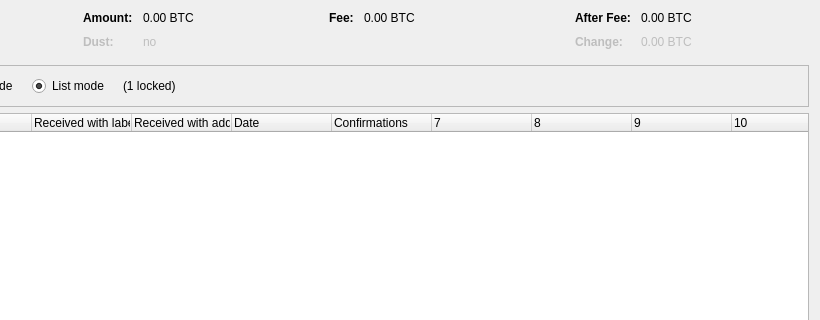
unitusdev/unitus, file src/qt/forms/coincontroldialog.ui: the form before one commit; both pictures show x 180 to 1000 and y 0 to 320 of the 1000 by 500 pixel window.
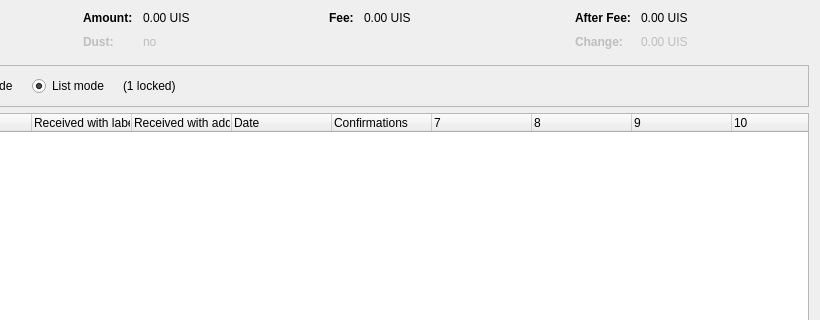
The form after the commit. Custom widgets are drawn as their Qt base class.

The edit to the form file:
```diff
--- a/src/qt/forms/coincontroldialog.ui
+++ b/src/qt/forms/coincontroldialog.ui
@@ -132,7 +132,7 @@
           <enum>Qt::ActionsContextMenu</enum>
          </property>
          <property name="text">
-          <string notr="true">0.00 BTC</string>
+          <string notr="true">0.00 UIS</string>
          </property>
          <property name="textInteractionFlags">
           <set>Qt::LinksAccessibleByMouse|Qt::TextSelectableByKeyboard|Qt::TextSelectableByMouse</set>
@@ -212,7 +212,7 @@
           <enum>Qt::ActionsContextMenu</enum>
          </property>
          <property name="text">
-          <string notr="true">0.00 BTC</string>
+          <string notr="true">0.00 UIS</string>
          </property>
          <property name="textInteractionFlags">
           <set>Qt::LinksAccessibleByMouse|Qt::TextSelectableByKeyboard|Qt::TextSelectableByMouse</set>
@@ -257,7 +257,7 @@
           <enum>Qt::ActionsContextMenu</enum>
          </property>
          <property name="text">
-          <string notr="true">0.00 BTC</string>
+          <string notr="true">0.00 UIS</string>
          </property>
          <property name="textInteractionFlags">
           <set>Qt::LinksAccessibleByMouse|Qt::TextSelectableByKeyboard|Qt::TextSelectableByMouse</set>
@@ -292,7 +292,7 @@
           <enum>Qt::ActionsContextMenu</enum>
          </property>
          <property name="text">
-          <string notr="true">0.00 BTC</string>
+          <string notr="true">0.00 UIS</string>
          </property>
          <property name="textInteractionFlags">
           <set>Qt::LinksAccessibleByMouse|Qt::TextSelectableByKeyboard|Qt::TextSelectableByMouse</set>
```
